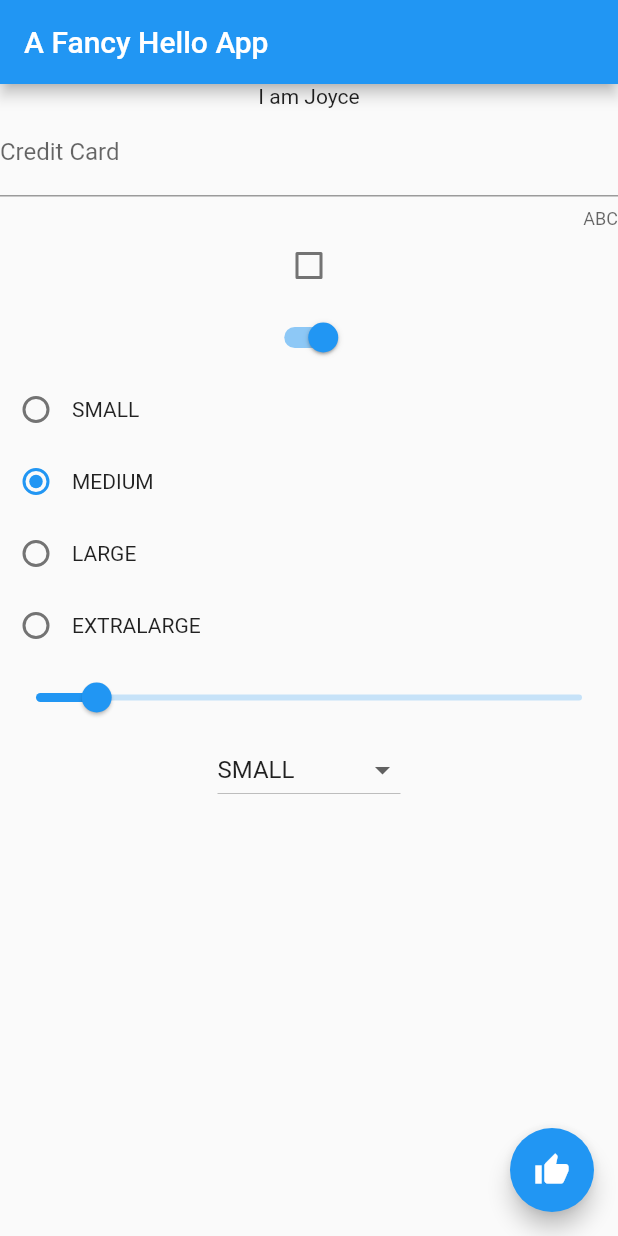
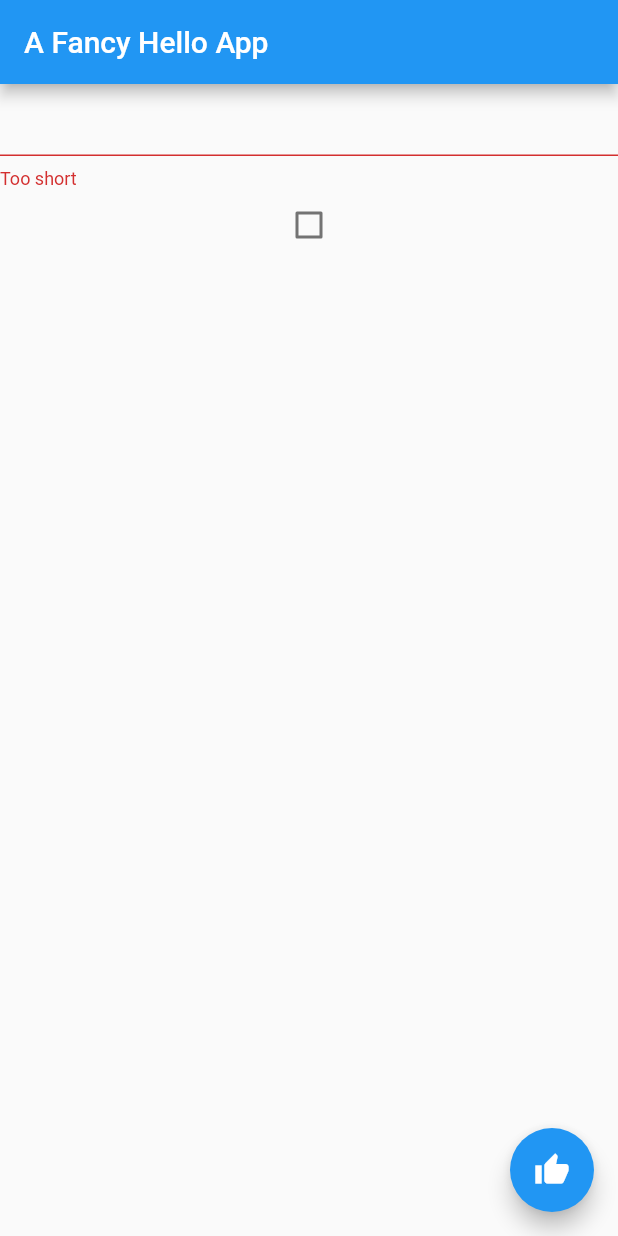
Before and after one commit to rsgilbert/Beginning-App-Development-with-Flutter, a Flutter app: the screen it shows after launch, on a phone screen of 412 x 824 dp. Run offline on Flutter 3.47's test engine with Material 2 defaults, Android fonts, the phone set to English and light mode, and no system bars.

Commit message:
looked at forms and form validation

```diff
--- a/ch1_intro/lib/main.dart
+++ b/ch1_intro/lib/main.dart
@@ -17,45 +17,83 @@ class Person extends StatelessWidget {
 }
 
 class FancyHelloWidget extends StatelessWidget {
-  String _searchTerm = "";
-  final TextEditingController _controller = TextEditingController(text: "");
-
   @override
   Widget build(BuildContext context) {
     return MaterialApp(
       home: Scaffold(
         appBar: AppBar(title: const Text("A Fancy Hello App")),
-        body: Container(
-            alignment: Alignment.center,
-            child: Column(children: [
-              Person("Peterson", firstName: "Joyce", lastName: "Namuli"),
-              TextField(
-                controller: _controller,
-                onChanged: (String val) => _searchTerm = val,
-                keyboardType: TextInputType.number,
-                inputFormatters: [
-                  FilteringTextInputFormatter.allow(RegExp('[1-5]')),
-                  FilteringTextInputFormatter.deny(RegExp('2')),
-                  LengthLimitingTextInputFormatter(4)
-                ],
-                decoration: InputDecoration(
-                    labelText: "Credit Card", counterText: "ABC"),
-              ),
-              Checkbox(value: false, onChanged: (val) => print('Val is $val')),
-              Switch(
-                value: true,
-                onChanged: (val) => print('switch new val is $val'),
-              ),
-              MyRadioWidget(),
-              MySliderWidget(),
-              MyDropdownMenu()
-            ])),
+        body: Container(alignment: Alignment.center, child: MyForm()),
         floatingActionButton: FloatingActionButton(
           child: const Icon(Icons.thumb_up),
           onPressed: () => {},
         ),
       ),
     );
+  }
+}
+
+class MyForm extends StatelessWidget {
+  GlobalKey<FormState> _key = GlobalKey<FormState>();
+  String _searchTerm = "";
+  final TextEditingController _controller = TextEditingController(text: "");
+
+  @override
+  Widget build(BuildContext context) {
+    return Form(
+        key: _key,
+        autovalidateMode: AutovalidateMode.always,
+
+        child: Column(children: [
+          TextFormField(
+            controller: _controller,
+            validator: (value) {
+              if(value != null && value.length < 5) { return "Too short"; }
+              return null;
+            },
+          ),
+          FormField(
+            builder: (state) {
+              return Checkbox(
+                value: false,
+                onChanged: (val) {
+                  _key.currentState?.validate();
+                }
+              );
+            }
+          )
+          // FormField<String>(
+          //   builder: (state) {
+          //     return TextField(
+          //       controller: _controller,
+          //       onChanged: (String val) => _searchTerm = val,
+          //       keyboardType: TextInputType.number,
+          //       inputFormatters: [
+          //         FilteringTextInputFormatter.allow(RegExp('[1-5]')),
+          //         FilteringTextInputFormatter.deny(RegExp('2')),
+          //         LengthLimitingTextInputFormatter(4)
+          //       ],
+          //       decoration:
+          //           InputDecoration(labelText: "Credit Card", counterText: "ABC"),
+          //     );
+          //   },
+          //   onSaved: (initialValue) {
+          //     print("Saved. Initial value is $initialValue");
+          //   },
+          //   validator: (val) {
+          //     print("Validating $val");
+          //     return "bad bad";
+          //   },
+          // ),
+
+          // Checkbox(value: false, onChanged: (val) => print('Val is $val')),
+          // Switch(
+          //   value: true,
+          //   onChanged: (val) => print('switch new val is $val'),
+          // ),
+          // MyRadioWidget(),
+          // MySliderWidget(),
+          // MyDropdownMenu()
+        ]));
   }
 }
 
@@ -67,10 +105,15 @@ class MyDropdownMenu extends StatelessWidget {
     return DropdownButton<ClothSize>(
         value: _clothSize,
         items: <DropdownMenuItem<ClothSize>>[
-          DropdownMenuItem(child: Text(ClothSize.SMALL.name), value: ClothSize.SMALL),
-          DropdownMenuItem(child: Text(ClothSize.MEDIUM.name), value: ClothSize.MEDIUM),
-          DropdownMenuItem(child: Text(ClothSize.LARGE.name), value: ClothSize.LARGE),
-          DropdownMenuItem(child: Text(ClothSize.EXTRALARGE.name), value: ClothSize.EXTRALARGE),
+          DropdownMenuItem(
+              child: Text(ClothSize.SMALL.name), value: ClothSize.SMALL),
+          DropdownMenuItem(
+              child: Text(ClothSize.MEDIUM.name), value: ClothSize.MEDIUM),
+          DropdownMenuItem(
+              child: Text(ClothSize.LARGE.name), value: ClothSize.LARGE),
+          DropdownMenuItem(
+              child: Text(ClothSize.EXTRALARGE.name),
+              value: ClothSize.EXTRALARGE),
         ],
         onChanged: (val) => {});
   }
```
